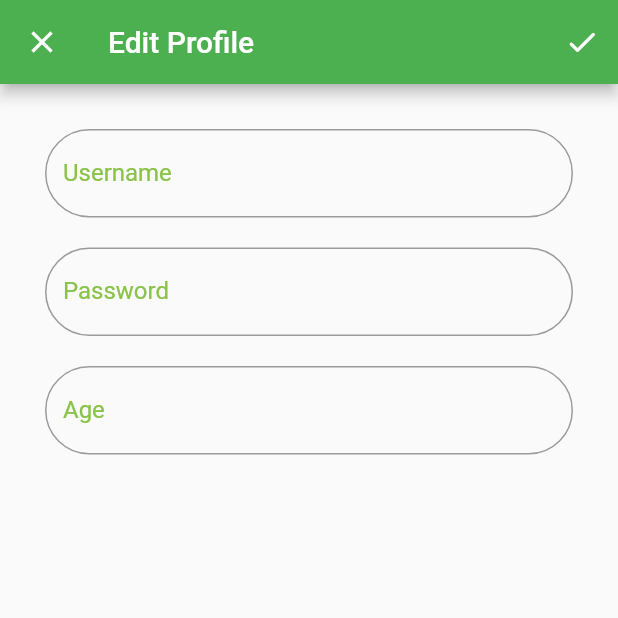
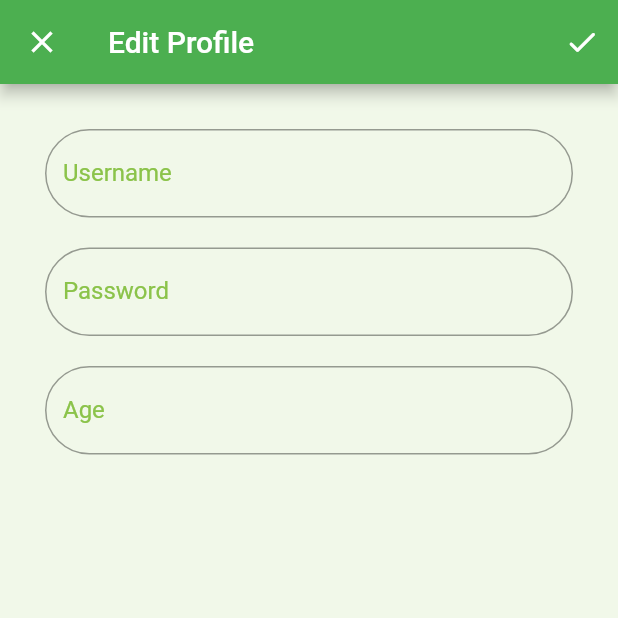
Before and after one commit to mariobon99/progetto_biomedical_wearable, a Flutter app: the ProfilePage screen opened directly, after a tap on "Edit Profile", on a phone screen of 412 x 824 dp, the top half of it. Run offline on Flutter 3.47's test engine with Material 2 defaults, Android fonts, the phone set to English and light mode, and no system bars; our stand-ins replace google_nav_bar, image_picker, jwt_decoder, line_icons, shared_preferences; missing offline and left inert: dart:ffi; accounts and stored records are empty.

Commit message:
aggiunta foto profilo e modifiche grafiche

```diff
--- a/lib/screens/EditProfilePage.dart
+++ b/lib/screens/EditProfilePage.dart
@@ -1,21 +1,23 @@
 import 'package:flutter/material.dart';
 import 'package:shared_preferences/shared_preferences.dart';
 
+import '../utils/palette.dart';
 
 class EditprofilePage extends StatelessWidget {
   EditprofilePage({Key? key}) : super(key: key);
 
   static const routename = 'Edit Profile';
 
-  final TextEditingController usernameController=TextEditingController();
-  final TextEditingController passwordController=TextEditingController();
-  final TextEditingController ageController=TextEditingController();
+  final TextEditingController usernameController = TextEditingController();
+  final TextEditingController passwordController = TextEditingController();
+  final TextEditingController ageController = TextEditingController();
 
   final _formKey = GlobalKey<FormState>();
 
   Future<void> saveUsername(String username) async {
     SharedPreferences prefs = await SharedPreferences.getInstance();
-    await prefs.setString('username', username); //save string ('username'=key, username= value)
+    await prefs.setString(
+        'username', username); //save string ('username'=key, username= value)
   }
 
   Future<void> savePassword(String password) async {
@@ -31,24 +33,28 @@ class EditprofilePage extends StatelessWidget {
   @override
   Widget build(BuildContext context) {
     return Scaffold(
+      backgroundColor: Palette.bgColor,
       appBar: AppBar(
         title: const Text('$routename'),
         actions: <Widget>[
           IconButton(
-          onPressed: ()async{
-            if(_formKey.currentState!.validate() ){
-              await saveUsername(usernameController.text); // Salva il valore dello username
-              await savePassword(passwordController.text); // Salva il valore della password
-              await saveAge(int.parse(ageController.text)); // Salva il valore dell'età come intero
+            onPressed: () async {
+              if (_formKey.currentState!.validate()) {
+                await saveUsername(
+                    usernameController.text); // Salva il valore dello username
+                await savePassword(
+                    passwordController.text); // Salva il valore della password
+                await saveAge(int.parse(ageController
+                    .text)); // Salva il valore dell'età come intero
                 Navigator.pop(context);
 
                 ScaffoldMessenger.of(context).showSnackBar(
-              const SnackBar(content: Text('Your edits has been saved'),
+                  const SnackBar(
+                    content: Text('Your edits has been saved'),
                     backgroundColor: Colors.grey,
                   ),
                 ); //ScaffoldMessenger
-            }//if
-
+              } //if
             },
             icon: const Icon(Icons.check_rounded),
           ),
@@ -57,13 +63,13 @@ class EditprofilePage extends StatelessWidget {
       body: Form(
         key: _formKey,
         child: Padding(
-          padding: const EdgeInsets.symmetric(horizontal:30,vertical:30),
+          padding: const EdgeInsets.symmetric(horizontal: 30, vertical: 30),
           child: ListView(
             children: <Widget>[
               usernameTextField(),
-              const SizedBox(height:20),
+              const SizedBox(height: 20),
               passwordTextField(),
-              const SizedBox(height:20),
+              const SizedBox(height: 20),
               ageTextField(),
             ],
           ),
@@ -72,12 +78,9 @@ class EditprofilePage extends StatelessWidget {
     );
   } //build
 
-
-
-
 //widget -------------------------------------------------------------
 
-Widget usernameTextField(){
+  Widget usernameTextField() {
     return TextFormField(
       validator: (value) {
         if (value == null || value.isEmpty) {
@@ -87,25 +90,20 @@ Widget usernameTextField(){
       },
       controller: usernameController,
       enabled: true,
-  decoration:  InputDecoration(
-    border: OutlineInputBorder(
-      borderRadius: BorderRadius.circular(90.0)
-    ),
-    focusedBorder:  OutlineInputBorder(
-        borderSide: const BorderSide(
-            width: 1,
-            color: Colors.lightGreen ),
+      decoration: InputDecoration(
+        border: OutlineInputBorder(borderRadius: BorderRadius.circular(90.0)),
+        focusedBorder: OutlineInputBorder(
+          borderSide: const BorderSide(width: 1, color: Colors.lightGreen),
           borderRadius: BorderRadius.circular(90.0),
         ),
         labelText: 'Username',
         hintText: 'Marzia',
-    labelStyle: const TextStyle(color:Colors.lightGreen),
+        labelStyle: const TextStyle(color: Colors.lightGreen),
       ),
     );
   } //usernameTextField
 
-
-Widget passwordTextField(){
+  Widget passwordTextField() {
     return TextFormField(
       validator: (value) {
         if (value == null || value.isEmpty) {
@@ -115,27 +113,21 @@ Widget passwordTextField(){
       },
       controller: passwordController,
       enabled: true,
-  decoration:  InputDecoration(
-    border: OutlineInputBorder(
-      borderRadius: BorderRadius.circular(90.0)
-    ),
-    focusedBorder:  OutlineInputBorder(
-        borderSide: const BorderSide(
-            width: 1,
-            color: Colors.lightGreen ),
+      decoration: InputDecoration(
+        border: OutlineInputBorder(borderRadius: BorderRadius.circular(90.0)),
+        focusedBorder: OutlineInputBorder(
+          borderSide: const BorderSide(width: 1, color: Colors.lightGreen),
           borderRadius: BorderRadius.circular(90.0),
         ),
         labelText: 'Password',
         hintText: '123456',
-    labelStyle: const TextStyle(color:Colors.lightGreen),
+        labelStyle: const TextStyle(color: Colors.lightGreen),
       ),
       obscureText: true,
     );
   } // passwordTextField
 
-
-
-Widget ageTextField(){
+  Widget ageTextField() {
     return TextFormField(
       validator: (value) {
         if (value == null || value.isEmpty) {
@@ -147,23 +139,16 @@ return TextFormField(
       },
       controller: ageController,
       enabled: true,
-decoration:  InputDecoration(
-    border: OutlineInputBorder(
-      borderRadius: BorderRadius.circular(90.0)
-    ),
-    focusedBorder:  OutlineInputBorder(
-        borderSide: const BorderSide(
-            width: 1,
-            color: Colors.lightGreen ),
+      decoration: InputDecoration(
+        border: OutlineInputBorder(borderRadius: BorderRadius.circular(90.0)),
+        focusedBorder: OutlineInputBorder(
+          borderSide: const BorderSide(width: 1, color: Colors.lightGreen),
           borderRadius: BorderRadius.circular(90.0),
         ),
         labelText: 'Age',
         hintText: '23',
-    labelStyle: const TextStyle(color:Colors.lightGreen),
+        labelStyle: const TextStyle(color: Colors.lightGreen),
       ),
     );
-
-}// ageTextField
-
-
+  } // ageTextField
 }//EditprofilePage
--- a/lib/screens/MainPagewithNavBar.dart
+++ b/lib/screens/MainPagewithNavBar.dart
@@ -24,6 +24,7 @@ class _MainPageState extends State<MainPage> {
   @override
   Widget build(BuildContext context) {
     return Scaffold(
+      backgroundColor: Palette.bgColor,
       appBar: AppBar(
         title: Text(titles[_selectedIndex]),
         centerTitle: true,
--- a/lib/screens/ProfilePage.dart
+++ b/lib/screens/ProfilePage.dart
@@ -20,20 +20,14 @@ class _ProfilePageState extends State<ProfilePage> {
   String? password;
   int? age;
 
-  /*var _image;
+  File? _image;
   var imagePicker;
-  var type;
-
-  @override
-  void initState() {
-    super.initState();
-    imagePicker = ImagePicker();
-  }*/
 
   @override
   void initState() {
     super.initState();
     loadSavedValues();
+    imagePicker = ImagePicker();
   }
 
   Future<void> loadSavedValues() async {
@@ -42,62 +36,23 @@ class _ProfilePageState extends State<ProfilePage> {
       username = prefs.getString('username');
       password = prefs.getString('password');
       age = prefs.getInt('age');
+      if (prefs.getString('image') != null) {
+        _image = File(prefs.getString('image')!);
+      }
     });
   }
 
   @override
   Widget build(BuildContext context) {
     return Scaffold(
+      backgroundColor: Palette.bgColor,
       appBar: AppBar(title: const Text('$routename')),
-      body: Column(
+      body: SingleChildScrollView(
+        child: Column(
           children: [
             Stack(
               alignment: Alignment.topCenter,
               children: <Widget>[
-              /*SizedBox(
-              height: 52,
-
-            ),
-            Center(
-              child: GestureDetector(
-                onTap: () async {
-                  var source = ImageSource.camera;
-
-                  XFile image = await imagePicker.pickImage(
-                      source: source,
-                      imageQuality: 50,
-                      preferredCameraDevice: CameraDevice.front);
-                  setState(() {
-                    _image = File(image.path);
-                  });
-                },
-                child: Container(
-                  width: 200,
-                  height: 200,
-                  decoration: BoxDecoration(color: Colors.red[200]),
-                  child: _image != null
-                      ? CircleAvatar(
-                        radius: 90.0,
-
-                        child: Image.file(
-                            _image,
-                            width: 200.0,
-                            height: 200.0,
-                            fit: BoxFit.fill,
-                          ),
-                      )
-                      : Container(
-                          decoration: BoxDecoration(color: Colors.red[200]),
-                          width: 200,
-                          height: 200,
-                          child: Icon(
-                            Icons.camera_alt,
-                            color: Colors.grey[800],
-                          ),
-                        ),
-                ),
-              ),
-            ),*/
                 Container(
                   margin: const EdgeInsets.only(top: 90.0),
                   width: double.infinity,
@@ -115,11 +70,13 @@ class _ProfilePageState extends State<ProfilePage> {
                           child: Column(
                             children: <Widget>[
                               const Text("Username",
-                                style: TextStyle(fontWeight: FontWeight.bold)),
+                                  style:
+                                      TextStyle(fontWeight: FontWeight.bold)),
                               Text("$username"),
                               const SizedBox(height: 20),
                               const Text("Email",
-                                style: TextStyle(fontWeight: FontWeight.bold)),
+                                  style:
+                                      TextStyle(fontWeight: FontWeight.bold)),
                               Text("marzia@gmail.com"),
                               const SizedBox(height: 20),
                             ],
@@ -175,22 +132,44 @@ class _ProfilePageState extends State<ProfilePage> {
             ),
           ],
         ),
+      ),
     );
   }
 
   Widget _imageProfile() {
     return Stack(children: <Widget>[
-      const CircleAvatar(
+      CircleAvatar(
         radius: 82.0,
         backgroundColor: Colors.black,
         child: CircleAvatar(
           radius: 80.0,
-          backgroundImage: AssetImage("assets/images/screenUser.png"),
+          backgroundImage: _image == null
+              ? AssetImage("assets/images/screenUser.png")
+              : Image.file(
+                  _image!,
+                  width: 200.0,
+                  height: 200.0,
+                  fit: BoxFit.cover,
+                ).image,
         ),
       ),
       Positioned(
         bottom: 5,
         right: 16,
+        child: GestureDetector(
+          onTap: () async {
+            var source = ImageSource.camera;
+
+            XFile image = await imagePicker.pickImage(
+                source: source,
+                imageQuality: 50,
+                preferredCameraDevice: CameraDevice.front);
+            final sp = await SharedPreferences.getInstance();
+            await sp.setString('image', image.path);
+            setState(() {
+              _image = File(image.path);
+            });
+          },
           child: Container(
             padding: EdgeInsets.all(5.0),
             decoration: const BoxDecoration(
@@ -203,6 +182,7 @@ class _ProfilePageState extends State<ProfilePage> {
             ),
           ),
         ),
+      ),
     ]);
   } //imageProfile
 } // _ProfilePageState
--- a/lib/utils/palette.dart
+++ b/lib/utils/palette.dart
@@ -4,6 +4,7 @@ class Palette {
   static const mainColor = Colors.green;
   static final mainColorShade = Colors.greenAccent[100]!;
   static final tertiaryColor = Colors.greenAccent[700]!;
+  static final bgColor = Colors.lightGreen[50]!;
   static const black = Colors.black;
   static const white = Colors.white;
 }
--- a/pubspec.yaml
+++ b/pubspec.yaml
@@ -72,6 +72,7 @@ flutter:
   - assets/images/user.png
   - assets/images/user1.png
   - assets/images/screenUser.png
+  - assets/images/app_logo.png
   #   - images/a_dot_burr.jpeg
   #   - images/a_dot_ham.jpeg
 
```
Also changed, not shown: lib/screens/AdvicePage.dart (+51 -87 lines), lib/screens/ComunityPage.dart (+31 -5 lines), lib/screens/LoginPage.dart (+8 -1 lines), lib/services/impactService.dart (+8 -4 lines), assets/images/app_logo.png (added). Lines whose indentation alone changed are shown as unchanged.
